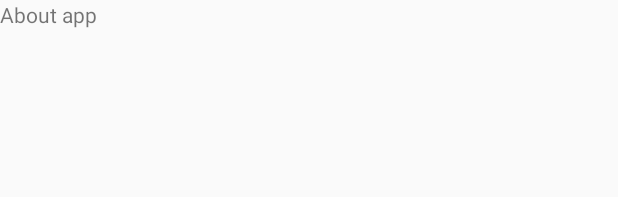
After one commit to komidawi/PizzaCostCalculator, an Android app: the layout fragment_about.xml on its own in the app's theme, with its tools: preview values and no code run, on a phone screen of 412 x 824 dp. The commit adds this screen. Shown: the top 197 px of the screen. Run offline under Robolectric (Android 15) with nearby library versions, the phone set to English and light mode, and no system bars.

Commit message:
[PCC-6] Feat: Add 3dot Options Menu and About Fragment

```diff
--- /dev/null
+++ b/app/src/main/res/layout/fragment_about.xml
@@ -0,0 +1,13 @@
+<?xml version="1.0" encoding="utf-8"?>
+<FrameLayout xmlns:android="http://schemas.android.com/apk/res/android"
+    xmlns:tools="http://schemas.android.com/tools"
+    android:layout_width="match_parent"
+    android:layout_height="match_parent"
+    tools:context=".AboutFragment">
+
+    <TextView
+        android:layout_width="match_parent"
+        android:layout_height="match_parent"
+        android:text="About app" />
+
+</FrameLayout>
```
Also changed, not shown: app/src/main/java/com/github/komidawi/pizzacostcalculator/AboutFragment.kt (added, +17 -0 lines), app/src/main/java/com/github/komidawi/pizzacostcalculator/HomeFragment.kt (+17 -4 lines), app/src/main/res/menu/overflow_menu.xml (added, +7 -0 lines), app/src/main/res/navigation/navigation.xml (+8 -3 lines).
